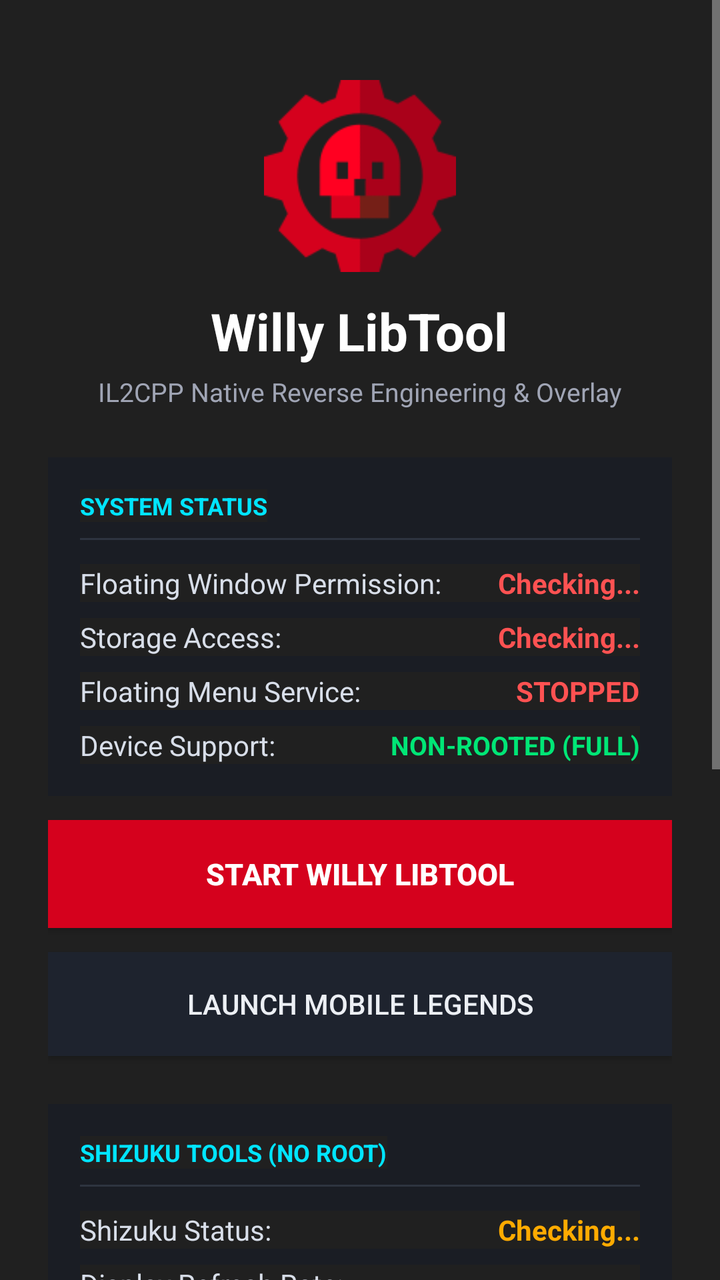
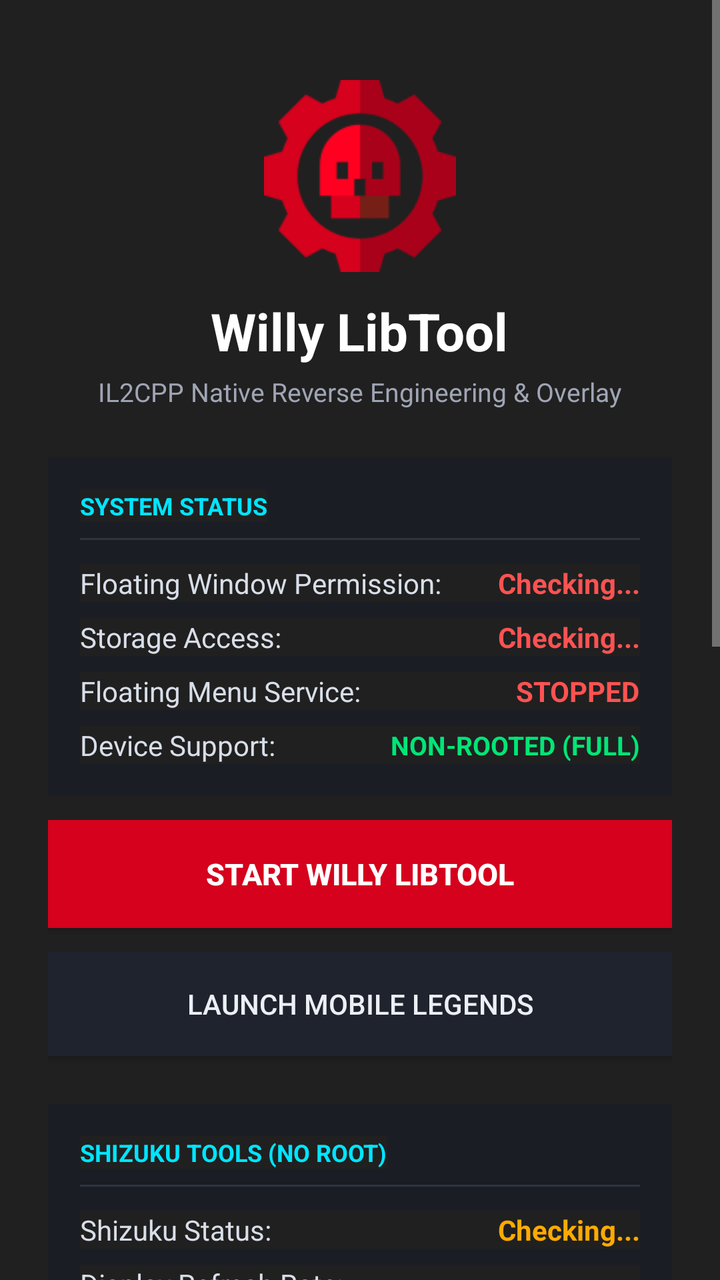

The first picture is an Android layout as it rendered before a commit; the second is the same layout after the commit. The layout source and the unified diff follow.
<!-- AndroidManifest.xml: application theme AppTheme -->
<!-- res/layout/activity_main.xml -->
<?xml version="1.0" encoding="utf-8"?>
<ScrollView xmlns:android="http://schemas.android.com/apk/res/android"
    android:layout_width="match_parent"
    android:layout_height="match_parent"
    android:background="#101216"
    android:fillViewport="true">

    <LinearLayout
        android:layout_width="match_parent"
        android:layout_height="wrap_content"
        android:orientation="vertical"
        android:gravity="center_horizontal"
        android:padding="24dp">

        
        <ImageView
            android:id="@+id/imgLogo"
            android:layout_width="96dp"
            android:layout_height="96dp"
            android:layout_marginTop="16dp"
            android:src="@drawable/ic_launcher"
            android:contentDescription="Willy LibTool Logo" />

        <TextView
            android:id="@+id/txtTitle"
            android:layout_width="wrap_content"
            android:layout_height="wrap_content"
            android:layout_marginTop="12dp"
            android:text="Willy LibTool"
            android:textColor="#FFFFFF"
            android:textSize="26sp"
            android:textStyle="bold" />

        <TextView
            android:id="@+id/txtSubtitle"
            android:layout_width="wrap_content"
            android:layout_height="wrap_content"
            android:layout_marginTop="4dp"
            android:text="IL2CPP Native Reverse Engineering &amp; Overlay"
            android:textColor="#A0A5B5"
            android:textSize="13sp" />

        
        <LinearLayout
            android:layout_width="match_parent"
            android:layout_height="wrap_content"
            android:layout_marginTop="24dp"
            android:background="#1A1D24"
            android:orientation="vertical"
            android:padding="16dp">

            <TextView
                android:layout_width="wrap_content"
                android:layout_height="wrap_content"
                android:text="SYSTEM STATUS"
                android:textColor="#00E5FF"
                android:textSize="12sp"
                android:textStyle="bold" />

            <View
                android:layout_width="match_parent"
                android:layout_height="1dp"
                android:layout_marginTop="8dp"
                android:layout_marginBottom="12dp"
                android:background="#2E3440" />

            
            <LinearLayout
                android:layout_width="match_parent"
                android:layout_height="wrap_content"
                android:orientation="horizontal"
                android:gravity="center_vertical"
                android:layout_marginBottom="8dp">

                <TextView
                    android:layout_width="0dp"
                    android:layout_height="wrap_content"
                    android:layout_weight="1"
                    android:text="Floating Window Permission:"
                    android:textColor="#D8DEE9"
                    android:textSize="14sp" />

                <TextView
                    android:id="@+id/txtOverlayStatus"
                    android:layout_width="wrap_content"
                    android:layout_height="wrap_content"
                    android:text="Checking..."
                    android:textColor="#FF5252"
                    android:textSize="14sp"
                    android:textStyle="bold" />
            </LinearLayout>

            
            <LinearLayout
                android:layout_width="match_parent"
                android:layout_height="wrap_content"
                android:orientation="horizontal"
                android:gravity="center_vertical"
                android:layout_marginBottom="8dp">

                <TextView
                    android:layout_width="0dp"
                    android:layout_height="wrap_content"
                    android:layout_weight="1"
                    android:text="Storage Access:"
                    android:textColor="#D8DEE9"
                    android:textSize="14sp" />

                <TextView
                    android:id="@+id/txtStorageStatus"
                    android:layout_width="wrap_content"
                    android:layout_height="wrap_content"
                    android:text="Checking..."
                    android:textColor="#FF5252"
                    android:textSize="14sp"
                    android:textStyle="bold" />
            </LinearLayout>

            
            <LinearLayout
                android:layout_width="match_parent"
                android:layout_height="wrap_content"
                android:orientation="horizontal"
                android:gravity="center_vertical"
                android:layout_marginBottom="8dp">

                <TextView
                    android:layout_width="0dp"
                    android:layout_height="wrap_content"
                    android:layout_weight="1"
                    android:text="Floating Menu Service:"
                    android:textColor="#D8DEE9"
                    android:textSize="14sp" />

                <TextView
                    android:id="@+id/txtServiceStatus"
                    android:layout_width="wrap_content"
                    android:layout_height="wrap_content"
                    android:text="STOPPED"
                    android:textColor="#FF5252"
                    android:textSize="14sp"
                    android:textStyle="bold" />
            </LinearLayout>

            
            <LinearLayout
                android:layout_width="match_parent"
                android:layout_height="wrap_content"
                android:orientation="horizontal"
                android:gravity="center_vertical">

                <TextView
                    android:layout_width="0dp"
                    android:layout_height="wrap_content"
                    android:layout_weight="1"
                    android:text="Device Support:"
                    android:textColor="#D8DEE9"
                    android:textSize="14sp" />

                <TextView
                    android:id="@+id/txtDeviceMode"
                    android:layout_width="wrap_content"
                    android:layout_height="wrap_content"
                    android:text="NON-ROOTED (FULL)"
                    android:textColor="#00E676"
                    android:textSize="13sp"
                    android:textStyle="bold" />
            </LinearLayout>
        </LinearLayout>

        
        <Button
            android:id="@+id/btnGrantOverlay"
            android:layout_width="match_parent"
            android:layout_height="52dp"
            android:layout_marginTop="20dp"
            android:background="#2E3440"
            android:text="GRANT FLOATING PERMISSION"
            android:textColor="#00E5FF"
            android:textStyle="bold"
            android:visibility="gone" />

        <Button
            android:id="@+id/btnToggleService"
            android:layout_width="match_parent"
            android:layout_height="54dp"
            android:layout_marginTop="12dp"
            android:background="#D5011D"
            android:text="START WILLY LIBTOOL"
            android:textColor="#FFFFFF"
            android:textSize="15sp"
            android:textStyle="bold" />

        <Button
            android:id="@+id/btnLaunchMLBB"
            android:layout_width="match_parent"
            android:layout_height="52dp"
            android:layout_marginTop="12dp"
            android:background="#1E232E"
            android:text="LAUNCH MOBILE LEGENDS"
            android:textColor="#ECEFF4"
            android:textSize="14sp" />

        
        <LinearLayout
            android:layout_width="match_parent"
            android:layout_height="wrap_content"
            android:layout_marginTop="24dp"
            android:background="#1A1D24"
            android:orientation="vertical"
            android:padding="16dp">

            <TextView
                android:layout_width="wrap_content"
                android:layout_height="wrap_content"
                android:text="SHIZUKU TOOLS (NO ROOT)"
                android:textColor="#00E5FF"
                android:textSize="12sp"
                android:textStyle="bold" />

            <View
                android:layout_width="match_parent"
                android:layout_height="1dp"
                android:layout_marginTop="8dp"
                android:layout_marginBottom="12dp"
                android:background="#2E3440" />

            <LinearLayout
                android:layout_width="match_parent"
                android:layout_height="wrap_content"
                android:gravity="center_vertical"
                android:orientation="horizontal">

                <TextView
                    android:layout_width="0dp"
                    android:layout_height="wrap_content"
                    android:layout_weight="1"
                    android:text="Shizuku Status:"
                    android:textColor="#D8DEE9"
                    android:textSize="14sp" />

                <TextView
                    android:id="@+id/txtShizukuStatus"
                    android:layout_width="wrap_content"
                    android:layout_height="wrap_content"
                    android:text="Checking..."
                    android:textColor="#FFAB00"
                    android:textSize="14sp"
                    android:textStyle="bold" />
            </LinearLayout>

            <LinearLayout
                android:layout_width="match_parent"
                android:layout_height="wrap_content"
                android:layout_marginTop="8dp"
                android:gravity="center_vertical"
                android:orientation="horizontal">

                <TextView
                    android:layout_width="0dp"
                    android:layout_height="wrap_content"
                    android:layout_weight="1"
                    android:text="Display Refresh Rate:"
                    android:textColor="#D8DEE9"
                    android:textSize="14sp" />

                <TextView
                    android:id="@+id/txtRefreshInfo"
                    android:layout_width="wrap_content"
                    android:layout_height="wrap_content"
                    android:text="-"
                    android:textColor="#A0A5B5"
                    android:textSize="13sp" />
            </LinearLayout>

            <Button
                android:id="@+id/btnShizukuGrant"
                android:layout_width="match_parent"
                android:layout_height="48dp"
                android:layout_marginTop="12dp"
                android:background="#2E3440"
                android:text="GRANT SHIZUKU PERMISSION"
                android:textColor="#00E5FF"
                android:textStyle="bold" />

            <Button
                android:id="@+id/btnBackup"
                android:layout_width="match_parent"
                android:layout_height="48dp"
                android:layout_marginTop="8dp"
                android:background="#1E232E"
                android:text="BACKUP MLBB SETTINGS"
                android:textColor="#ECEFF4" />

            <Button
                android:id="@+id/btnRestore"
                android:layout_width="match_parent"
                android:layout_height="48dp"
                android:layout_marginTop="8dp"
                android:background="#1E232E"
                android:text="RESTORE FROM BACKUP"
                android:textColor="#ECEFF4" />

            <Button
                android:id="@+id/btnCleanCache"
                android:layout_width="match_parent"
                android:layout_height="48dp"
                android:layout_marginTop="8dp"
                android:background="#1E232E"
                android:text="CLEAN MLBB CACHE"
                android:textColor="#ECEFF4" />

            <Button
                android:id="@+id/btnRefreshRate"
                android:layout_width="match_parent"
                android:layout_height="48dp"
                android:layout_marginTop="8dp"
                android:background="#1E232E"
                android:text="DISPLAY: FORCE MAX REFRESH RATE"
                android:textColor="#ECEFF4" />

            <TextView
                android:id="@+id/txtShizukuLog"
                android:layout_width="match_parent"
                android:layout_height="wrap_content"
                android:layout_marginTop="12dp"
                android:background="#0B0D10"
                android:fontFamily="monospace"
                android:padding="8dp"
                android:text="Ready."
                android:textColor="#8FBCBB"
                android:textIsSelectable="true"
                android:textSize="11sp" />
        </LinearLayout>

        
        <TextView
            android:layout_width="wrap_content"
            android:layout_height="wrap_content"
            android:layout_marginTop="32dp"
            android:text="v3.2 • 16KB Page Aligned • C++17 ImGui Engine"
            android:textColor="#6C7280"
            android:textSize="11sp" />

    </LinearLayout>
</ScrollView>
<!-- resources referenced by this layout -->
<resources>
  <!-- drawable ic_launcher: png bitmap (drawable, 4838 bytes) -->
  <style name="AppTheme" parent="@android:style/Theme.Material">
          
          <item name="android:background">@color/backgroundColor</item>
      </style>
  <color name="backgroundColor">#202020</color>
</resources>

<!-- the commit's change to res/layout/activity_main.xml (unified diff, before → after) -->
@@ -316,8 +316,117 @@
                 android:layout_height="48dp"
                 android:layout_marginTop="8dp"
                 android:background="#1E232E"
-                android:text="DISPLAY: FORCE MAX REFRESH RATE"
+                android:text="DISPLAY: FORCE MAX REFRESH RATE (120/144HZ)"
                 android:textColor="#ECEFF4" />
+
+            
+            <TextView
+                android:layout_width="wrap_content"
+                android:layout_height="wrap_content"
+                android:layout_marginTop="12dp"
+                android:text="DRONE VIEW (CAMERA ZOOM)"
+                android:textColor="#00E5FF"
+                android:textSize="12sp"
+                android:textStyle="bold" />
+
+            <LinearLayout
+                android:layout_width="match_parent"
+                android:layout_height="wrap_content"
+                android:layout_marginTop="6dp"
+                android:orientation="horizontal">
+
+                <Button
+                    android:id="@+id/btnMainDrone2x"
+                    android:layout_width="0dp"
+                    android:layout_height="44dp"
+                    android:layout_weight="1"
+                    android:background="#1E232E"
+                    android:text="2X"
+                    android:textColor="#ECEFF4"
+                    android:textStyle="bold" />
+
+                <Button
+                    android:id="@+id/btnMainDrone3x"
+                    android:layout_width="0dp"
+                    android:layout_height="44dp"
+                    android:layout_marginStart="6dp"
+                    android:layout_weight="1"
+                    android:background="#1E232E"
+                    android:text="3X"
+                    android:textColor="#ECEFF4"
+                    android:textStyle="bold" />
+
+                <Button
+                    android:id="@+id/btnMainDrone4x"
+                    android:layout_width="0dp"
+                    android:layout_height="44dp"
+                    android:layout_marginStart="6dp"
+                    android:layout_weight="1"
+                    android:background="#1E232E"
+                    android:text="4X"
+                    android:textColor="#ECEFF4"
+                    android:textStyle="bold" />
+
+                <Button
+                    android:id="@+id/btnMainDrone5x"
+                    android:layout_width="0dp"
+                    android:layout_height="44dp"
+                    android:layout_marginStart="6dp"
+                    android:layout_weight="1"
+                    android:background="#1E232E"
+                    android:text="5X"
+                    android:textColor="#ECEFF4"
+                    android:textStyle="bold" />
+            </LinearLayout>
+
+            <Button
+                android:id="@+id/btnMainDroneReset"
+                android:layout_width="match_parent"
+                android:layout_height="40dp"
+                android:layout_marginTop="6dp"
+                android:background="#2E3440"
+                android:text="RESTORE STOCK CAMERA"
+                android:textColor="#D8DEE9"
+                android:textSize="11sp" />
+
+            
+            <TextView
+                android:layout_width="wrap_content"
+                android:layout_height="wrap_content"
+                android:layout_marginTop="12dp"
+                android:text="MAP ASSETS &amp; SKINS"
+                android:textColor="#00E5FF"
+                android:textSize="12sp"
+                android:textStyle="bold" />
+
+            <LinearLayout
+                android:layout_width="match_parent"
+                android:layout_height="wrap_content"
+                android:layout_marginTop="6dp"
+                android:orientation="horizontal">
+
+                <Button
+                    android:id="@+id/btnMainMapSkins"
+                    android:layout_width="0dp"
+                    android:layout_height="44dp"
+                    android:layout_weight="1"
+                    android:background="#1E232E"
+                    android:text="INJECT MAP + SKINS"
+                    android:textColor="#FFD54F"
+                    android:textSize="11sp"
+                    android:textStyle="bold" />
+
+                <Button
+                    android:id="@+id/btnMainRestoreMap"
+                    android:layout_width="0dp"
+                    android:layout_height="44dp"
+                    android:layout_marginStart="6dp"
+                    android:layout_weight="1"
+                    android:background="#1E232E"
+                    android:text="RESTORE MAP"
+                    android:textColor="#D8DEE9"
+                    android:textSize="11sp" />
+            </LinearLayout>
 
             <TextView
                 android:id="@+id/txtShizukuLog"
